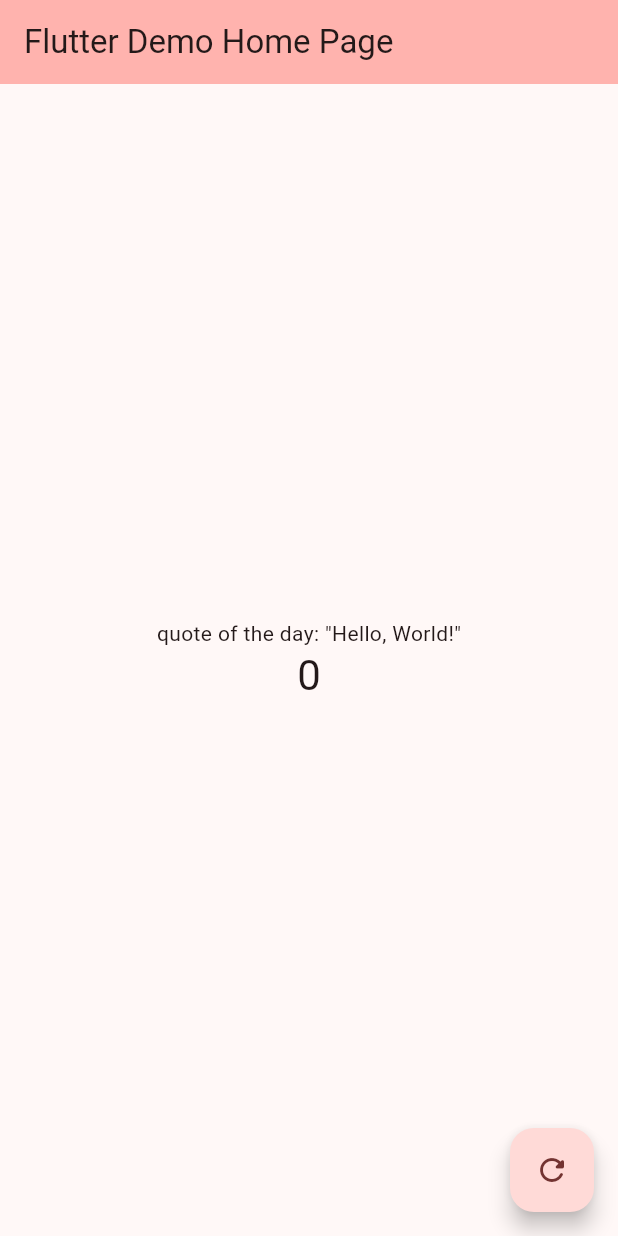
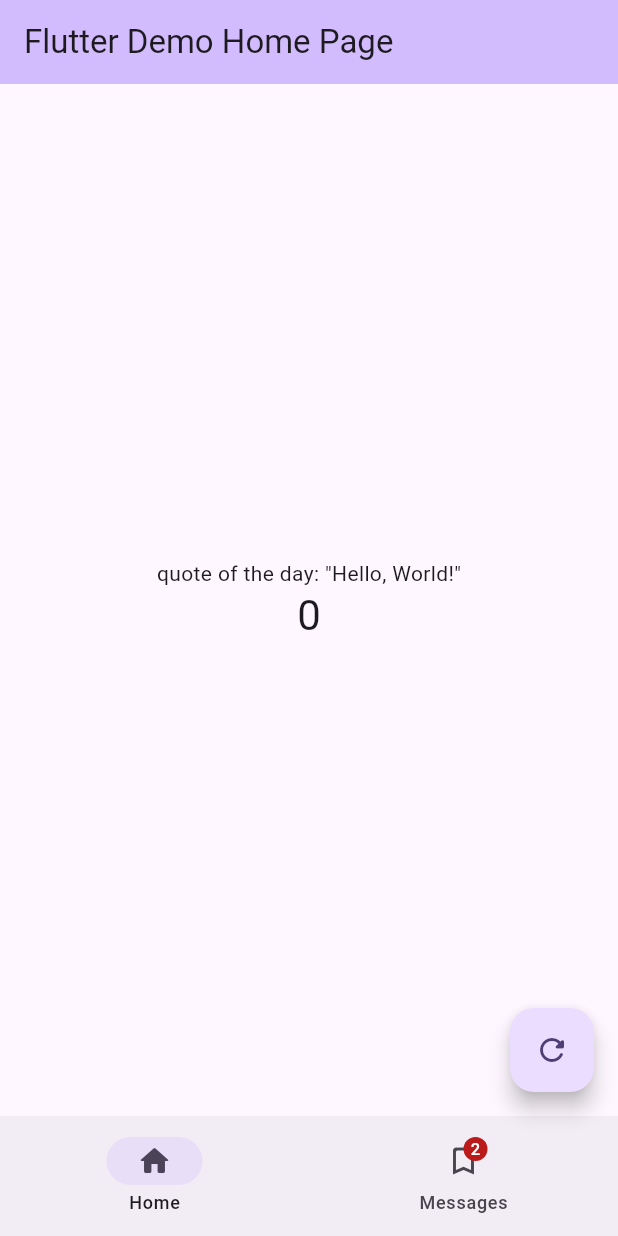
Before and after one commit to SandeepReddy0805/quote_of_the_day, a Flutter app: the screen it shows after launch, on a phone screen of 412 x 824 dp. Run offline on Flutter 3.47's test engine with Material 3 defaults, Android fonts, the phone set to English and light mode, and no system bars.

Commit message:
Add new files and update color scheme

```diff
--- a/lib/main.dart
+++ b/lib/main.dart
@@ -1,4 +1,5 @@
 import 'package:flutter/material.dart';
+import 'package:flutter/widgets.dart';
 
 void main() {
   runApp(const MyApp());
@@ -16,7 +17,7 @@ class MyApp extends StatelessWidget {
         // This is the theme of your application.
         //
         // TRY THIS: Try running your application with "flutter run". You'll see
-        // the application has a purple toolbar. Then, without quitting the app,
+        // the application has a redAccent toolbar. Then, without quitting the app,
         // try changing the seedColor in the colorScheme below to Colors.green
         // and then invoke "hot reload" (save your changes or press the "hot
         // reload" button in a Flutter-supported IDE, or press "r" if you used
@@ -28,7 +29,7 @@ class MyApp extends StatelessWidget {
         //
         // This works for code too, not just values: Most code changes can be
         // tested with just a hot reload.
-        colorScheme: ColorScheme.fromSeed(seedColor: Colors.redAccent),
+        colorScheme: ColorScheme.fromSeed(seedColor: Colors.deepPurple),
         useMaterial3: true,
       ),
       home: const MyHomePage(title: 'Flutter Demo Home Page'),
@@ -117,10 +118,55 @@ class _MyHomePageState extends State<MyHomePage> {
         ),
       ),
       floatingActionButton: FloatingActionButton(
+        // shape: RoundedRectangleBorder(
+        //   side: const BorderSide(
+        //     color: Colors.white,
+        //     width: 1.0,
+        //     style: BorderStyle.solid,
+        //   ),
+        //   borderRadius: BorderRadius.circular(30),
+        // ),
         onPressed: _incrementCounter,
-        tooltip: 'Increment',
+        tooltip: 'Refresh',
         child: const Icon(Icons.refresh_rounded),
       ), // This trailing comma makes auto-formatting nicer for build methods.
+      bottomNavigationBar: Container(
+        decoration: const BoxDecoration(
+        borderRadius: BorderRadius.all(Radius.circular(15.0)),
+      ),
+        child: NavigationBar(
+
+
+          // indicatorShape: const CircleBorder(),
+
+          onDestinationSelected: (int index) {
+            setState(() {
+              currentPageIndex = index;
+            });
+          },
+          // indicatorColor: Colors.amber,
+          selectedIndex: currentPageIndex,
+          destinations: const <Widget>[
+            NavigationDestination(
+              selectedIcon: Icon(Icons.home_rounded),
+              icon: Icon(Icons.home_outlined),
+              label: 'Home',
+            ),
+            // NavigationDestination(
+            //   icon: Badge(child: Icon(Icons.notifications_sharp)),
+            //   label: 'Notifications',
+            // ),
+            NavigationDestination(
+              selectedIcon: Icon(Icons.bookmark_rounded),
+              icon: Badge(
+                label: Text('2'),
+                child: Icon(Icons.bookmark_border_rounded),
+              ),
+              label: 'Messages',
+            ),
+          ],
+        ),
+      ),
     );
   }
 }
```
Also changed, not shown: lib/samp.dart (added, +44 -0 lines), card_sample.png (added), card_sample_2.png (added), 1 other file.
